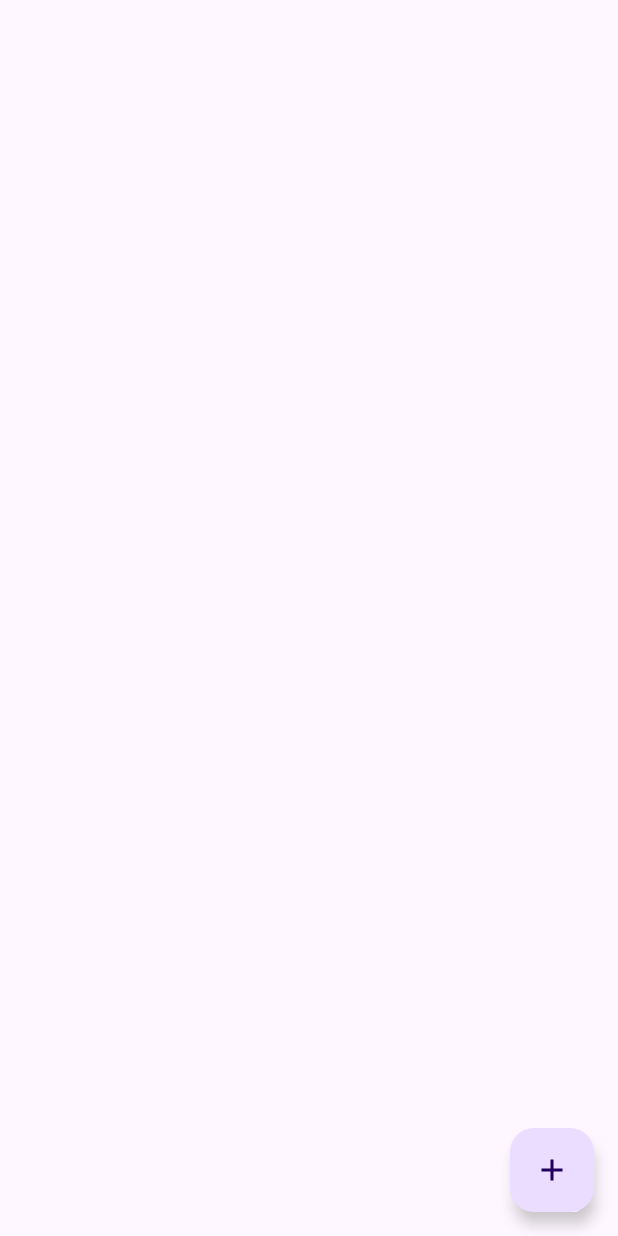
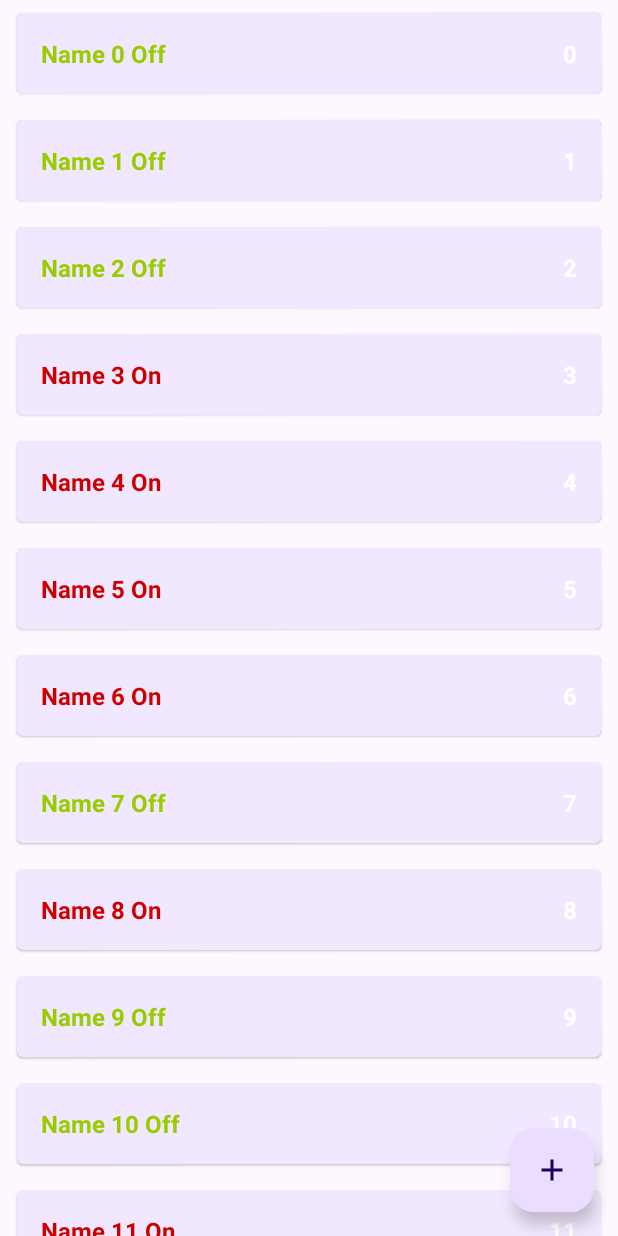
Before and after one commit to BaranovAleksander/ShoppingList24, an Android app: the screen it shows after launch (MainActivity), on a phone screen of 412 x 824 dp. Run offline under Robolectric (Android 15) with nearby library versions, the phone set to English and light mode, and no system bars.

Commit message:
Исправил все баги

```diff
--- a/app/src/main/java/com/example/shoppinglist24/data/ShopListRepositoryImpl.kt
+++ b/app/src/main/java/com/example/shoppinglist24/data/ShopListRepositoryImpl.kt
@@ -4,6 +4,7 @@ import androidx.lifecycle.LiveData
 import androidx.lifecycle.MutableLiveData
 import com.example.shoppinglist24.domain.ShopItem
 import com.example.shoppinglist24.domain.ShopLIstRepository
+import kotlin.random.Random
 
 object ShopListRepositoryImpl : ShopLIstRepository {
     private val shopListLD = MutableLiveData<List<ShopItem>>()
@@ -13,7 +14,7 @@ object ShopListRepositoryImpl : ShopLIstRepository {
 
     init {
         for (i in 0 until 10000) {
-            val item = ShopItem("Name $i", i, true)
+            val item = ShopItem("Name $i", i, Random.nextBoolean())
             addShopItem(item)
         }
     }
--- a/app/src/main/java/com/example/shoppinglist24/presentation/MainActivity.kt
+++ b/app/src/main/java/com/example/shoppinglist24/presentation/MainActivity.kt
@@ -7,42 +7,31 @@ import android.view.LayoutInflater
 import android.widget.LinearLayout
 import android.widget.TextView
 import androidx.lifecycle.ViewModelProvider
+import androidx.recyclerview.widget.RecyclerView
 import com.example.shoppinglist24.R
 import com.example.shoppinglist24.domain.ShopItem
 
 class MainActivity : AppCompatActivity() {
 
     private lateinit var viewModel: MainViewModel
-    private lateinit var llShopList: LinearLayout
+    private lateinit var adapter: ShopListAdapter
+
 
     override fun onCreate(savedInstanceState: Bundle?) {
         super.onCreate(savedInstanceState)
         setContentView(R.layout.activity_main)
+        setupRecyclerView()
         viewModel = ViewModelProvider(this).get(MainViewModel::class.java)
         viewModel.shopList.observe(this) {
-            showList(it)
+            adapter.shoplist = it
         }
     }
 
-    private fun showList(list: List<ShopItem>) {
-        llShopList.removeAllViews()
-        for (shopItem in list) {
-            val layoutId = if (shopItem.enabled) {
-                R.layout.item_shop_enabled
-            } else {
-                R.layout.item_shop_disabled
-            }
-            val view = LayoutInflater.from(this).inflate(layoutId, llShopList, false)
-            val tvName = view.findViewById<TextView>(R.id.tv_name)
-            val tvCount = view.findViewById<TextView>(R.id.tv_count)
-            tvName.text = shopItem.name
-            tvCount.text = shopItem.count.toString()
-            view.setOnLongClickListener {
-                viewModel.changeEnableState(shopItem)
-                true
-            }
-            llShopList.addView(view)
-        }
+    private fun setupRecyclerView() {
+        val rvShopList = findViewById<RecyclerView>(R.id.rv_shop_list)
+        adapter = ShopListAdapter()
+        rvShopList.adapter = adapter
+    }
 
-    }
+
 }
--- a/app/src/main/java/com/example/shoppinglist24/presentation/ShopListAdapter.kt
+++ b/app/src/main/java/com/example/shoppinglist24/presentation/ShopListAdapter.kt
@@ -4,35 +4,53 @@ import android.view.LayoutInflater
 import android.view.View
 import android.view.ViewGroup
 import android.widget.TextView
+import androidx.core.content.ContextCompat
 import androidx.recyclerview.widget.RecyclerView
 import androidx.recyclerview.widget.RecyclerView.ViewHolder
 import com.example.shoppinglist24.R
 import com.example.shoppinglist24.domain.ShopItem
 
-class ShopListAdapter: RecyclerView.Adapter<ShopListAdapter.ShopItemViewHolder>() {
+class ShopListAdapter : RecyclerView.Adapter<ShopListAdapter.ShopItemViewHolder>() {
 
-    val list = listOf<ShopItem>()
+    var shoplist = listOf<ShopItem>()
+        set(value) {
+            field = value
+            notifyDataSetChanged()
+        }
 
     override fun onCreateViewHolder(parent: ViewGroup, viewType: Int): ShopItemViewHolder {
-        val view = LayoutInflater.from(parent.context)
-            .inflate(R.layout.item_shop_disabled, parent, false)
+        val view = LayoutInflater.from(parent.context).inflate(
+            R.layout.item_shop_disabled,
+            parent,
+            false
+        )
         return ShopItemViewHolder(view)
     }
 
     override fun onBindViewHolder(viewHolder: ShopItemViewHolder, position: Int) {
-        val shopItem = list[position]
-        viewHolder.tvName.text = shopItem.name
+        val shopItem = shoplist[position]
+        val status = if (shopItem.enabled) {
+            "On"
+        } else {
+            "Off"
+        }
+        viewHolder.tvName.text = "${shopItem.name} $status"
         viewHolder.tvCount.text = shopItem.count.toString()
         viewHolder.view.setOnLongClickListener {
             true
         }
+        if (shopItem.enabled) {
+            viewHolder.tvName.setTextColor(ContextCompat.getColor(viewHolder.view.context, android.R.color.holo_red_dark))
+        } else {
+            viewHolder.tvName.setTextColor(ContextCompat.getColor(viewHolder.view.context, android.R.color.holo_green_light))
+        }
     }
 
     override fun getItemCount(): Int {
-        return list.size
+        return shoplist.size
     }
 
-    class ShopItemViewHolder(val view:View): RecyclerView.ViewHolder(view) {
+    class ShopItemViewHolder(val view: View) : RecyclerView.ViewHolder(view) {
         val tvName = view.findViewById<TextView>(R.id.tv_name)
         val tvCount = view.findViewById<TextView>(R.id.tv_count)
     }
--- a/app/src/main/res/layout/activity_main.xml
+++ b/app/src/main/res/layout/activity_main.xml
@@ -6,23 +6,10 @@
     android:layout_height="match_parent"
     tools:context=".presentation.MainActivity">
 
-    <ScrollView
-        android:layout_width="match_parent"
-        android:layout_height="match_parent">
-
-        <LinearLayout
-            android:id="@+id/ll_shop_list"
-            android:layout_width="match_parent"
-            android:layout_height="wrap_content"
-            android:orientation="vertical"
-            />
-    </ScrollView>
-
     <androidx.recyclerview.widget.RecyclerView
         android:id="@+id/rv_shop_list"
         android:layout_width="0dp"
         android:layout_height="0dp"
-        android:visibility="gone"
         app:layout_constraintBottom_toBottomOf="parent"
         app:layout_constraintEnd_toEndOf="parent"
         app:layout_constraintStart_toStartOf="parent"
```
